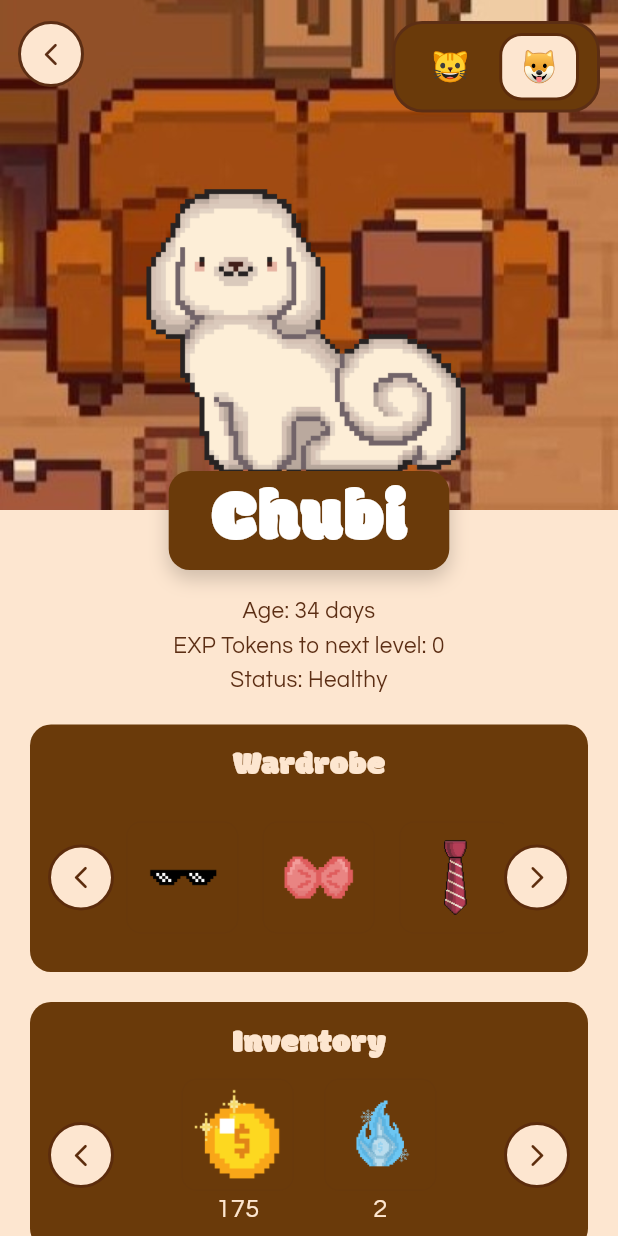
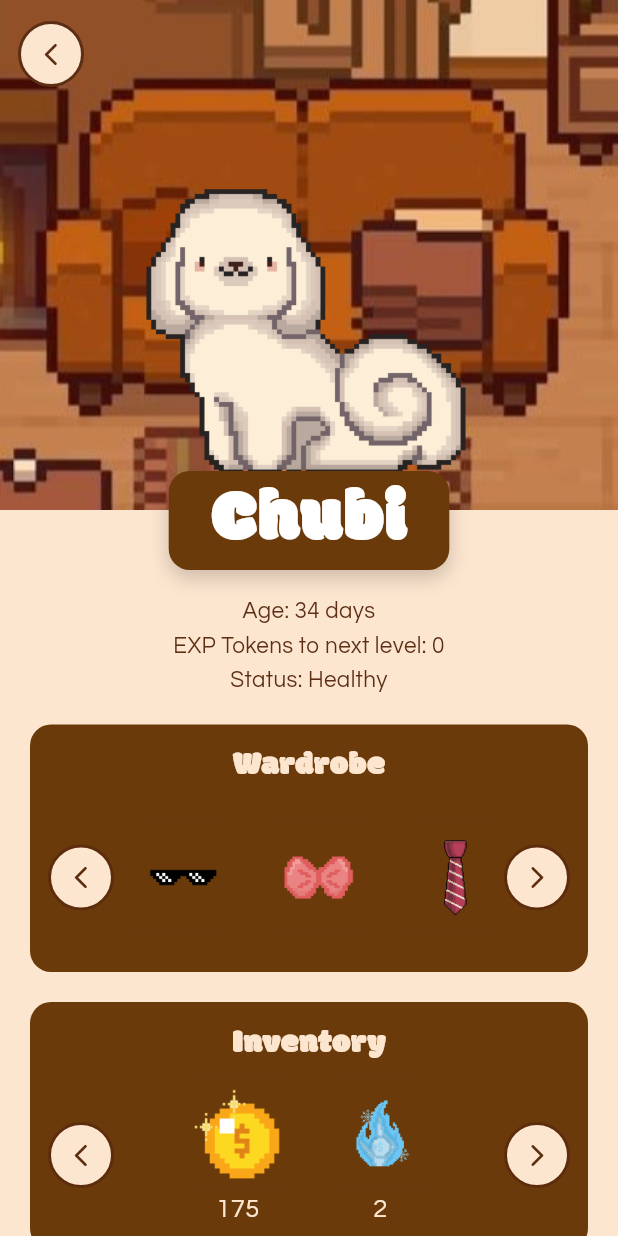
Before and after one commit to the34thempress/Budgipets, a Flutter app: the PetManagementPage screen opened by its route, on a phone screen of 412 x 824 dp. Run offline on Flutter 3.47's test engine with Material 3 defaults, Android fonts, the light colour scheme and no system bars; our stand-ins replace audioplayers, image_picker, permission_handler, shared_preferences, supabase_flutter, table_calendar; accounts and stored records are empty.

Commit message:
ui tweaks
pet management, and profile card responsiveness

```diff
--- a/lib/pages/pet/pet_management.dart
+++ b/lib/pages/pet/pet_management.dart
@@ -1,6 +1,5 @@
 import 'package:flutter/material.dart';
 import 'package:shared_preferences/shared_preferences.dart';
-import 'dart:convert';
 import '../dashboard/dashboard.dart';
 
 class PetManagementPage extends StatefulWidget {
@@ -11,29 +10,8 @@ class PetManagementPage extends StatefulWidget {
 }
 
 class _PetManagementPageState extends State<PetManagementPage> {
-  // Define accessory positions for each pet type
-  final Map<String, List<Map<String, dynamic>>> petAccessories = {
-    'cat': [
-{
-        'image': 'assets/images/shades.png',
-        'top': 27.0,
-        'left': 15.0,
-        'width': 80.0,
-      },
-      {
-        'image': 'assets/images/bow.png',
-        'top': 10.0,
-        'left': 45.0,
-        'width': 45.0,
-      },
-      {
-        'image': 'assets/images/necktie.png',
-        'top': 115.0,
-        'left': 30.0,
-        'width': 50.0,
-      },
-    ],
-    'dog': [
+  // Only dog accessory positions
+  final List<Map<String, dynamic>> petAccessories = [
     {
       'image': 'assets/images/shades.png',
       'top': 30.0,
@@ -52,8 +30,7 @@ class _PetManagementPageState extends State<PetManagementPage> {
       'left': 40.0,
       'width': 50.0,
     },
-    ],
-  };
+  ];
 
   final List<Map<String, dynamic>> inventoryItems = [
     {'image': 'assets/images/coin.png', 'count': 175},
@@ -63,7 +40,6 @@ class _PetManagementPageState extends State<PetManagementPage> {
   int wardrobeOffset = 0;
   int inventoryOffset = 0;
   Set<String> equippedItems = {};
-  String currentPet = 'dog'; // Default pet type
   bool isLoading = true;
 
   @override
@@ -74,22 +50,15 @@ class _PetManagementPageState extends State<PetManagementPage> {
 
   Future<void> _loadPetData() async {
     final prefs = await SharedPreferences.getInstance();
-
     setState(() {
-      // Load pet type (default to 'dog')
-      currentPet = prefs.getString('pet_type') ?? 'dog';
-
-      // Load equipped items
       final equippedList = prefs.getStringList('equipped_items') ?? [];
       equippedItems = Set<String>.from(equippedList);
-
       isLoading = false;
     });
   }
 
   Future<void> _savePetData() async {
     final prefs = await SharedPreferences.getInstance();
-    await prefs.setString('pet_type', currentPet);
     await prefs.setStringList('equipped_items', equippedItems.toList());
   }
 
@@ -101,9 +70,8 @@ class _PetManagementPageState extends State<PetManagementPage> {
 
   void _rotWardrobe(int delta) {
     setState(() {
-      final items = petAccessories[currentPet]!;
-      wardrobeOffset = (wardrobeOffset + delta) % items.length;
-      if (wardrobeOffset < 0) wardrobeOffset += items.length;
+      wardrobeOffset = (wardrobeOffset + delta) % petAccessories.length;
+      if (wardrobeOffset < 0) wardrobeOffset += petAccessories.length;
     });
   }
 
@@ -121,13 +89,6 @@ class _PetManagementPageState extends State<PetManagementPage> {
       } else {
         equippedItems.add(itemPath);
       }
-      _savePetData(); // Save after each change
-    });
-  }
-
-  void _changePetType(String petType) {
-    setState(() {
-      currentPet = petType;
       _savePetData();
     });
   }
@@ -144,8 +105,7 @@ class _PetManagementPageState extends State<PetManagementPage> {
     const brown = Color(0xFF6A3A0A);
     const darkBrown = Color(0xFF5C2E14);
 
-    final wardrobeItems = petAccessories[currentPet]!;
-    final rotatedWardrobe = rotated(wardrobeItems, wardrobeOffset).cast<Map<String, dynamic>>();
+    final rotatedWardrobe = rotated(petAccessories, wardrobeOffset).cast<Map<String, dynamic>>();
     final rotatedInventory = rotated(inventoryItems, inventoryOffset).cast<Map<String, dynamic>>();
 
     return Scaffold(
@@ -166,11 +126,10 @@ class _PetManagementPageState extends State<PetManagementPage> {
                     child: Image.asset(
                       'assets/images/pet_background.jpg',
                       fit: BoxFit.cover,
-                      width: double.infinity,
                     ),
                   ),
 
-                  // back button → dashboard
+                  // Back button
                   Positioned(
                     top: 14,
                     left: 12,
@@ -194,29 +153,7 @@ class _PetManagementPageState extends State<PetManagementPage> {
                     ),
                   ),
 
-                  // Pet type switcher
-                  Positioned(
-                    top: 14,
-                    right: 12,
-                    child: Container(
-                      padding: const EdgeInsets.symmetric(horizontal: 12, vertical: 6),
-                      decoration: BoxDecoration(
-                        color: brown,
-                        borderRadius: BorderRadius.circular(20),
-                        border: Border.all(color: darkBrown, width: 2),
-                      ),
-                      child: Row(
-                        mainAxisSize: MainAxisSize.min,
-                        children: [
-                          _petTypeButton('cat', '🐱'),
-                          const SizedBox(width: 8),
-                          _petTypeButton('dog', '🐶'),
-                        ],
-                      ),
-                    ),
-                  ),
-
-                  // Pet with equipped items overlay
+                  // Dog with equipped items overlay
                   Positioned(
                     bottom: 18,
                     child: SizedBox(
@@ -225,22 +162,17 @@ class _PetManagementPageState extends State<PetManagementPage> {
                       child: Stack(
                         alignment: Alignment.center,
                         children: [
-                          // Base pet image
                           Image.asset(
-                              'assets/images/dog.png',  // This will be cat.png or dog.png
+                            'assets/images/dog.png',
                             width: 220,
                             fit: BoxFit.contain,
                           ),
-                          // Overlay each equipped item with custom positioning
                           ...equippedItems.map((itemPath) {
-                            // Find the item config for current pet
-                            final itemConfig = wardrobeItems.firstWhere(
+                            final itemConfig = petAccessories.firstWhere(
                               (item) => item['image'] == itemPath,
                               orElse: () => {},
                             );
-
                             if (itemConfig.isEmpty) return const SizedBox.shrink();
-
                             return Positioned(
                               top: itemConfig['top'] as double,
                               left: itemConfig['left'] as double,
@@ -307,7 +239,6 @@ class _PetManagementPageState extends State<PetManagementPage> {
                 padding: const EdgeInsets.symmetric(horizontal: 20),
                 child: Column(
                   children: [
-                    // 🪞 Wardrobe — with tap to equip multiple items
                     _carouselCard(
                       title: 'Wardrobe',
                       height: 165,
@@ -353,7 +284,6 @@ class _PetManagementPageState extends State<PetManagementPage> {
 
                     const SizedBox(height: 20),
 
-                    // 🎒 Inventory
                     _carouselCard(
                       title: 'Inventory',
                       height: 165,
@@ -405,28 +335,6 @@ class _PetManagementPageState extends State<PetManagementPage> {
               const SizedBox(height: 36),
             ],
           ),
-        ),
-      ),
-    );
-  }
-
-  Widget _petTypeButton(String petType, String emoji) {
-    const cream = Color(0xFFFDE6D0);
-    const darkBrown = Color(0xFF5C2C0C);
-    final isSelected = currentPet == petType;
-
-    return GestureDetector(
-      onTap: () => _changePetType(petType),
-      child: Container(
-        padding: const EdgeInsets.symmetric(horizontal: 12, vertical: 6),
-        decoration: BoxDecoration(
-          color: isSelected ? cream : Colors.transparent,
-          borderRadius: BorderRadius.circular(15),
-          border: isSelected ? Border.all(color: darkBrown, width: 2) : null,
-        ),
-        child: Text(
-          emoji,
-          style: const TextStyle(fontSize: 20),
         ),
       ),
     );
--- a/lib/pages/store/store.dart
+++ b/lib/pages/store/store.dart
@@ -320,11 +320,11 @@ class _StorePageState extends State<StorePage> {
               mainAxisAlignment: MainAxisAlignment.spaceBetween,
               children: [
                 const Text(
-                  'STORE',
+                  'Store',
                   style: TextStyle(
                     fontFamily: 'Modak',
                     fontSize: 40,
-                    color: Color(0xFFFDE6D0),
+                    color: Colors.white,
                   ),
                 ),
                 Container(
```
Also changed, not shown: lib/widgets/profilecard.dart (+37 -43 lines). Lines whose indentation alone changed are shown as unchanged.
